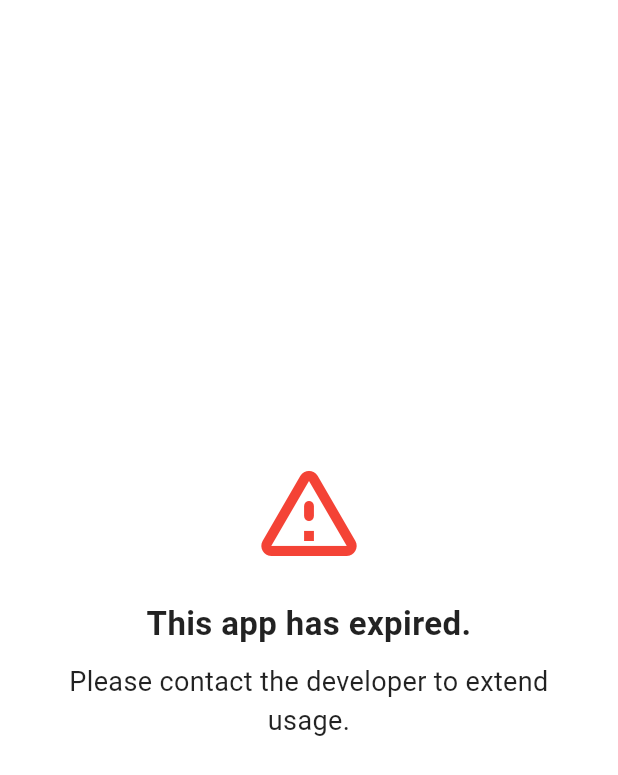
After one commit to FSDTeam-SAA/flutter_envielite, a Flutter app: the ExpiredScreen screen opened directly, on a phone screen of 412 x 824 dp. The commit adds this screen. Shown: the top 775 px of the screen. Run offline on Flutter 3.47's test engine with Material 3 defaults, Android fonts, the phone set to English and light mode, and no system bars; our stand-ins replace audioplayers, file_picker, geolocator, get, shared_preferences; accounts and stored records are empty.

Commit message:
Add app expiration feature and update dependencies
- Implemented SecureDate and AppExpire classes to manage app expiration.
- Added ExpiredScreen to notify users when the app has expired.
- Updated main.dart to check app expiration status on startup.
- Included rename_app dependency in pubspec.yaml.
- Refactored AudioService usage in various components.

```diff
--- a/lib/core/bindings/route_binding.dart
+++ b/lib/core/bindings/route_binding.dart
@@ -1,7 +1,6 @@
 import 'package:get/get.dart';
 import 'package:tour_guide/core/controller/admin_controller.dart';
 import 'package:tour_guide/core/controller/audio_service.dart';
-import 'package:tour_guide/core/controller/tour_controller.dart';
 import 'package:tour_guide/helper/location_services.dart';
 
 class RouteBinding extends Bindings {
@@ -10,6 +9,7 @@ class RouteBinding extends Bindings {
     Get.lazyPut(() => AdminController());
     // Get.lazyPut(() => TourController());
     Get.lazyPut(() => AudioService());
-    Get.lazyPut(() => LocationService());
+    // Get.lazyPut(() => LocationService());
+    Get.put(LocationService(Get.find<AdminController>(), Get.find<AudioService>()));
   }
 }
--- a/lib/core/controller/admin_controller.dart
+++ b/lib/core/controller/admin_controller.dart
@@ -11,8 +11,7 @@ import 'package:tour_guide/helper/local_store_helper.dart';
 import 'package:tour_guide/model/tour_data.dart';
 
 class AdminController extends GetxController {
-  final AudioService audioService = AudioService();
-  // final AudioService audioService = Get.find<AudioService>();
+  final AudioService audioService = Get.put(AudioService());
 
   // Predefined routes and languages
   final List<String> predefinedRoutes = [
--- a/lib/helper/location_services.dart
+++ b/lib/helper/location_services.dart
@@ -5,10 +5,15 @@ import 'package:flutter/material.dart';
 import 'package:geolocator/geolocator.dart';
 import 'package:get/get.dart';
 import 'package:tour_guide/core/controller/admin_controller.dart';
+import 'package:tour_guide/core/controller/audio_service.dart';
 import 'package:tour_guide/model/tour_data.dart';
 
 class LocationService extends GetxService {
-  final AdminController _adminController = Get.find<AdminController>();
+  final AdminController _adminController;
+  final AudioService _audioService; // Add AudioService as a dependency
+
+  LocationService(this._adminController, this._audioService); // Constructor
+
   Stream<Position>? _locationStream;
   final RxBool _isTracking = false.obs;
   Timer? _proximityCheckTimer;
@@ -174,7 +179,8 @@ class LocationService extends GetxService {
     final poi = _alertQueue.removeFirst();
     _isShowingAlert.value = true;
 
-    _adminController.audioService.playAudio(poi.audio);
+    // Play audio using AudioService
+    _audioService.playAudio(poi.audio);
 
     Get.snackbar(
       'Nearby POI Alert!',
--- a/lib/main.dart
+++ b/lib/main.dart
@@ -3,23 +3,30 @@ import 'package:flutter/material.dart';
 import 'package:get/get.dart';
 import 'package:tour_guide/core/bindings/route_binding.dart';
 import 'package:tour_guide/core/theme/theme.dart';
+import 'package:tour_guide/presentation/screens/expired/expired_screen.dart';
 import 'package:tour_guide/presentation/screens/nav_bar/bottom_navbar.dart';
+import 'package:tour_guide/service/app_expire.dart';
+import 'package:tour_guide/service/expiry_date.dart';
 
- // Assuming you have this screen
+// Assuming you have this screen
 
 void main() async {
   WidgetsFlutterBinding.ensureInitialized();
 
+  bool isAppExpired = AppExpire.isAppExpired();
+
   // setUrlStrategy(PathUrlStrategy());
-  runApp(const MyApp());
+  runApp(MyApp(isExpired: isAppExpired));
 }
 
 class MyApp extends StatelessWidget {
-  const MyApp({super.key});
+  final bool isExpired;
+  const MyApp({super.key, required this.isExpired});
 
   // This widget is the root of your application.
   @override
   Widget build(BuildContext context) {
+    print("isExpired : $isExpired");
     return GetMaterialApp(
       debugShowCheckedModeBanner: false,
       initialBinding: RouteBinding(),
@@ -56,7 +63,8 @@ class MyApp extends StatelessWidget {
       title: 'Tour Guide',
       theme: AppThemes.blackWhiteTheme,
       // home: RouteSelectScreen(),
-      home: BottomNavbar(),
+      // home: BottomNavbar(),
+      home: isExpired ? ExpiredScreen() : BottomNavbar(),
     );
   }
 }
--- /dev/null
+++ b/lib/presentation/screens/expired/expired_screen.dart
@@ -0,0 +1,33 @@
+import 'package:flutter/material.dart';
+
+class ExpiredScreen extends StatelessWidget {
+  @override
+  Widget build(BuildContext context) {
+    return Scaffold(
+      body: Center(
+        child: Padding(
+          padding: const EdgeInsets.all(20.0),
+          child: Column(
+            mainAxisAlignment: MainAxisAlignment.center,
+            children: [
+              Icon(Icons.warning_amber_rounded, color: Colors.red, size: 80),
+              SizedBox(height: 20),
+              Text(
+                "This app has expired.",
+                style: TextStyle(fontSize: 22, fontWeight: FontWeight.bold),
+                textAlign: TextAlign.center,
+              ),
+              SizedBox(height: 10),
+              Text(
+                "Please contact the developer to extend usage.",
+                style: TextStyle(fontSize: 18),
+                textAlign: TextAlign.center,
+              ),
+              SizedBox(height: 30),
+            ],
+          ),
+        ),
+      ),
+    );
+  }
+}
--- a/lib/presentation/screens/nav_bar/bottom_navbar.dart
+++ b/lib/presentation/screens/nav_bar/bottom_navbar.dart
@@ -1,9 +1,6 @@
 import 'package:flutter/material.dart';
 import 'package:get/get.dart';
 import 'package:tour_guide/core/controller/bottom_nav_controller.dart';
-import 'package:tour_guide/helper/platform_check_helper.dart';
-import 'package:tour_guide/presentation/screens/admin/admin_panal.dart';
-import 'package:tour_guide/presentation/screens/users/route_select_screen.dart';
 
 class BottomNavbar extends StatelessWidget {
   const BottomNavbar({super.key});
--- /dev/null
+++ b/lib/service/expiry_date.dart
@@ -0,0 +1,6 @@
+class SecureDate {
+  final DateTime date;
+
+  SecureDate({int day = 21, int month = 3, int year = 2025})
+      : date = DateTime(year, month, day);
+}
--- a/pubspec.yaml
+++ b/pubspec.yaml
@@ -43,6 +43,7 @@ dependencies:
   http: ^1.3.0
   audioplayers: ^6.4.0
   permission_handler: ^11.4.0
+  rename_app: ^1.6.2
 
 dev_dependencies:
   flutter_test:
```
Also changed, not shown: lib/core/controller/audio_service.dart (+31 -1 lines), lib/presentation/screens/users/audio_player.dart (added, +49 -0 lines), lib/presentation/screens/users/route_view_screen.dart (+9 -20 lines), lib/service/app_expire.dart (added, +12 -0 lines), pubspec.lock, 6 other files.
